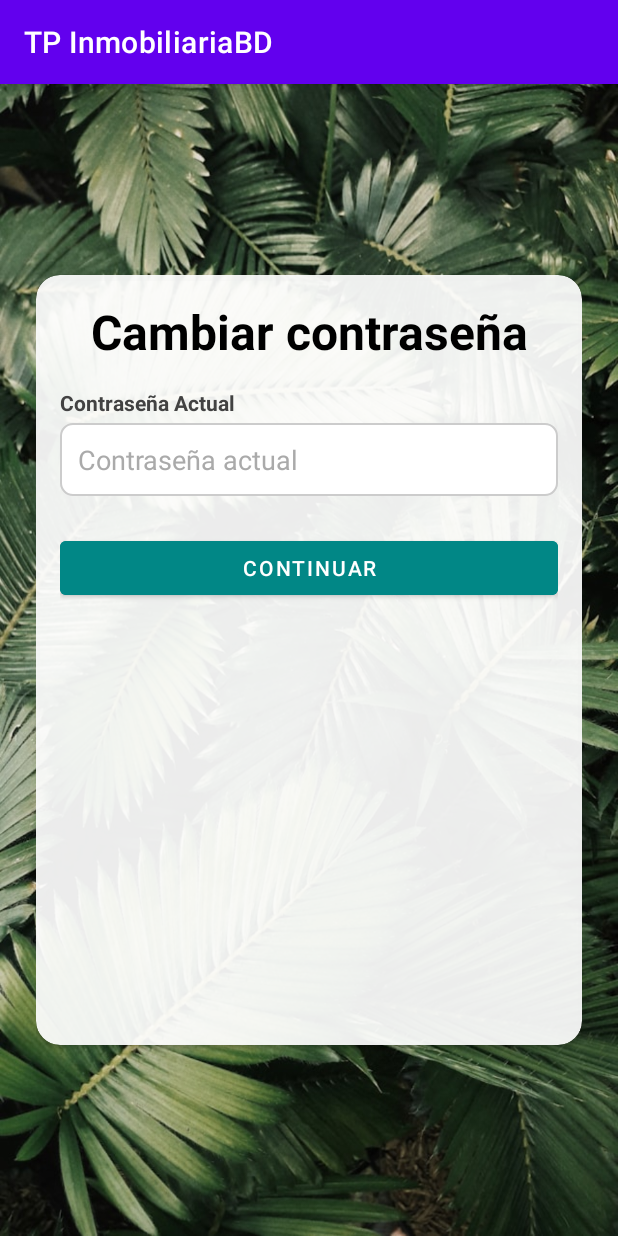
After one commit to GreenRiver05/TPInmobiliaria_Programacion_Dispositivos_Moviles, an Android app: the fragment CambiarContraseniaFragment shown on its own in the app's theme, on a phone screen of 412 x 824 dp. The commit adds this screen. Run offline under Robolectric (Android 15) with nearby library versions, the phone set to English and light mode, and no system bars.

Commit message:
Resetear y Cambiar clave

```diff
--- /dev/null
+++ b/TPInmobiliariaBD2/app/src/main/java/com/aprendiendo/tpinmobiliariabd/ui/perfil/CambiarContraseniaFragment.java
@@ -0,0 +1,89 @@
+package com.aprendiendo.tpinmobiliariabd.ui.perfil;
+
+import androidx.lifecycle.Observer;
+import androidx.lifecycle.ViewModelProvider;
+
+import android.os.Bundle;
+
+import androidx.annotation.NonNull;
+import androidx.annotation.Nullable;
+import androidx.fragment.app.Fragment;
+
+import android.view.LayoutInflater;
+import android.view.View;
+import android.view.ViewGroup;
+
+import com.aprendiendo.tpinmobiliariabd.R;
+import com.aprendiendo.tpinmobiliariabd.databinding.FragmentCambiarContraseniaBinding;
+
+public class CambiarContraseniaFragment extends Fragment {
+
+    private CambiarContraseniaViewModel mv;
+    private FragmentCambiarContraseniaBinding binding;
+
+
+    @Override
+    public View onCreateView(@NonNull LayoutInflater inflater, @Nullable ViewGroup container,
+                             @Nullable Bundle savedInstanceState) {
+
+        mv = new ViewModelProvider(this).get(CambiarContraseniaViewModel.class);
+        binding = FragmentCambiarContraseniaBinding.inflate(inflater, container, false);
+        View root = binding.getRoot();
+
+        mv.getmEstado().observe(getViewLifecycleOwner(), new Observer<Boolean>() {
+            @Override
+            public void onChanged(Boolean aBoolean) {
+                binding.btContinuar.setEnabled(aBoolean);
+                binding.etClaveActual.setEnabled(aBoolean);
+            }
+        });
+
+        mv.getmColorBoton().observe(getViewLifecycleOwner(), new Observer<Integer>() {
+            @Override
+            public void onChanged(Integer integer) {
+                binding.btContinuar.setBackgroundTintList(getResources().getColorStateList(integer));
+            }
+        });
+
+        mv.getmColor().observe(getViewLifecycleOwner(), new Observer<Integer>() {
+            @Override
+            public void onChanged(Integer color) {
+                binding.etClaveActual.setBackgroundResource(color);
+            }
+        });
+
+        mv.getmVisibilidad().observe(getViewLifecycleOwner(), new Observer<Integer>() {
+            @Override
+            public void onChanged(Integer visibilidad) {
+                binding.tvTituloNuevaClave.setVisibility(visibilidad);
+                binding.tvConfirmarClave.setVisibility(visibilidad);
+                binding.etClaveNueva.setVisibility(visibilidad);
+                binding.etConfirmarClave.setVisibility(visibilidad);
+                binding.btGuardarClave.setVisibility(visibilidad);
+            }
+        });
+
+
+        binding.btContinuar.setOnClickListener(new View.OnClickListener() {
+            @Override
+            public void onClick(View v) {
+                String claveActual = binding.etClaveActual.getText().toString();
+                mv.continuar(claveActual, getArguments());
+            }
+        });
+
+        binding.btGuardarClave.setOnClickListener(new View.OnClickListener() {
+            @Override
+            public void onClick(View v) {
+                String claveActual = binding.etClaveActual.getText().toString();
+                String claveNueva = binding.etClaveNueva.getText().toString();
+                String claveConfirmar = binding.etConfirmarClave.getText().toString();
+                mv.cambiarClave(claveActual, claveNueva, claveConfirmar);
+            }
+        });
+
+        return root;
+    }
+
+
+}
--- /dev/null
+++ b/TPInmobiliariaBD2/app/src/main/res/layout/fragment_cambiar_contrasenia.xml
@@ -0,0 +1,126 @@
+<?xml version="1.0" encoding="utf-8"?>
+<androidx.constraintlayout.widget.ConstraintLayout xmlns:android="http://schemas.android.com/apk/res/android"
+xmlns:app="http://schemas.android.com/apk/res-auto"
+xmlns:tools="http://schemas.android.com/tools"
+android:id="@+id/mainCambiarClave"
+android:layout_width="match_parent"
+android:layout_height="match_parent"
+android:padding="24dp"
+android:background="@drawable/fondo_perfil"
+tools:context=".ui.perfil.CambiarContraseniaFragment">
+
+<androidx.cardview.widget.CardView
+    android:id="@+id/cardCambiarClave"
+    android:layout_width="0dp"
+    android:layout_height="wrap_content"
+    app:cardCornerRadius="16dp"
+    app:cardBackgroundColor="#EBFFFFFF"
+    app:layout_constraintTop_toTopOf="parent"
+    app:layout_constraintBottom_toBottomOf="parent"
+    app:layout_constraintStart_toStartOf="parent"
+    app:layout_constraintEnd_toEndOf="parent">
+
+    <LinearLayout
+        android:layout_width="match_parent"
+        android:layout_height="wrap_content"
+        android:orientation="vertical"
+        android:padding="16dp">
+
+        <TextView
+            android:id="@+id/tvTituloCambiarClave"
+            android:layout_width="match_parent"
+            android:layout_height="wrap_content"
+            android:gravity="center"
+            android:text="Cambiar contraseña"
+            android:textSize="32sp"
+            android:textStyle="bold"
+            android:textColor="@android:color/black"
+            android:paddingBottom="16dp" />
+
+        <TextView
+            android:layout_width="match_parent"
+            android:layout_height="wrap_content"
+            android:paddingBottom="4dp"
+            android:text="Contraseña Actual"
+            android:textColor="#424242"
+            android:textStyle="bold" />
+
+        <EditText
+            android:id="@+id/etClaveActual"
+            android:layout_width="match_parent"
+            android:layout_height="wrap_content"
+            android:background="@drawable/edittext_background"
+            android:inputType="textPassword"
+            android:hint="Contraseña actual"
+            android:padding="12dp"
+            android:textColor="@android:color/black"
+            android:textColorHint="@android:color/darker_gray" />
+
+        <Button
+            android:id="@+id/btContinuar"
+            android:layout_width="match_parent"
+            android:layout_height="wrap_content"
+            android:text="Continuar"
+            android:layout_marginTop="24dp"
+            android:backgroundTint="@color/teal_700"
+            android:textColor="@android:color/white" />
+
+        <TextView
+            android:id="@+id/tvTituloNuevaClave"
+            android:layout_width="match_parent"
+            android:layout_height="wrap_content"
+            android:visibility="invisible"
+            android:paddingTop="50dp"
+            android:paddingBottom="4dp"
+            android:text="Contraseña Nueva"
+            android:textColor="#424242"
+            android:textStyle="bold" />
+
+        <EditText
+            android:id="@+id/etClaveNueva"
+            android:layout_width="match_parent"
+            android:layout_height="wrap_content"
+            android:visibility="invisible"
+            android:background="@drawable/edittext_background"
+            android:inputType="textPassword"
+            android:hint="Contraseña Nueva"
+            android:padding="12dp"
+            android:textColor="@android:color/black"
+            android:textColorHint="@android:color/darker_gray" />
+
+        <TextView
+            android:id="@+id/tvConfirmarClave"
+            android:layout_width="match_parent"
+            android:layout_height="wrap_content"
+            android:visibility="invisible"
+            android:paddingTop="12dp"
+            android:paddingBottom="4dp"
+            android:text="Confirmar Nueva Contraseña"
+            android:textColor="#424242"
+            android:textStyle="bold" />
+
+        <EditText
+            android:id="@+id/etConfirmarClave"
+            android:layout_width="match_parent"
+            android:layout_height="wrap_content"
+            android:visibility="invisible"
+            android:hint="Confirmar nueva contraseña"
+            android:inputType="textPassword"
+            android:padding="12dp"
+            android:background="@drawable/edittext_background"
+            android:textColor="@android:color/black"
+            android:textColorHint="@android:color/darker_gray" />
+
+        <Button
+            android:id="@+id/btGuardarClave"
+            android:layout_width="match_parent"
+            android:layout_height="wrap_content"
+            android:layout_marginTop="24dp"
+            android:backgroundTint="@color/purple_500"
+            android:text="Guardar contraseña"
+            android:textColor="@android:color/white"
+            android:visibility="invisible" />
+    </LinearLayout>
+</androidx.cardview.widget.CardView>
+
+</androidx.constraintlayout.widget.ConstraintLayout>
```
Also changed, not shown: TPInmobiliariaBD2/app/src/main/java/com/aprendiendo/tpinmobiliariabd/ui/perfil/CambiarContraseniaViewModel.java (added, +122 -0 lines), TPInmobiliariaBD2/app/src/main/java/com/aprendiendo/tpinmobiliariabd/ui/perfil/PerfilFragment.java (+18 -0 lines), TPInmobiliariaBD2/app/src/main/java/com/aprendiendo/tpinmobiliariabd/ui/perfil/PerfilViewModel.java (+30 -0 lines), TPInmobiliariaBD2/app/src/main/res/layout/fragment_perfil.xml (+8 -0 lines).
